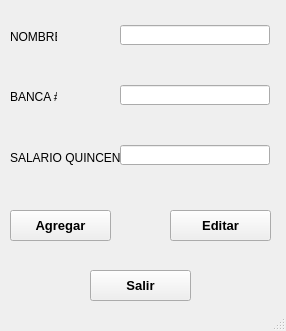
Before: the Qt Designer form MiniNomina/FrmDesign/Empleados.ui in CodeDrTech/DevelopPython, drawn with Qt 5.
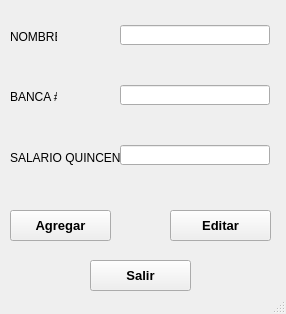
After: the same form once the commit is applied.

Patch:
```diff
--- a/MiniNomina/FrmDesign/Empleados.ui
+++ b/MiniNomina/FrmDesign/Empleados.ui
@@ -10,7 +10,7 @@
     <x>0</x>
     <y>0</y>
     <width>286</width>
-    <height>331</height>
+    <height>314</height>
    </rect>
   </property>
   <property name="windowTitle">
@@ -21,7 +21,7 @@
     <property name="geometry">
      <rect>
       <x>90</x>
-      <y>270</y>
+      <y>260</y>
       <width>101</width>
       <height>31</height>
      </rect>
```
